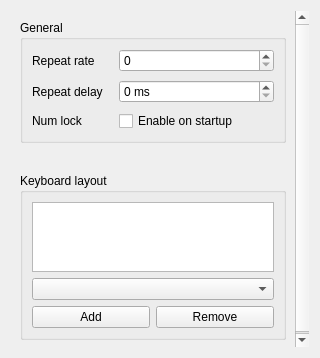
First picture: the form in src/keyboard.ui, repository labwc/labwc-tweaks, before the edit.
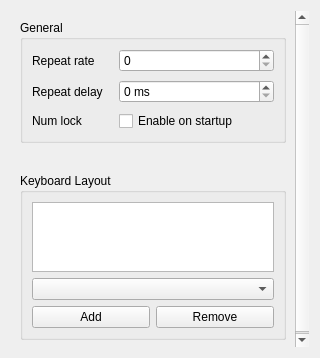
Second picture: the form after the edit.

Patch:
```diff
--- a/src/keyboard.ui
+++ b/src/keyboard.ui
@@ -80,7 +80,7 @@
        <item>
         <widget class="QGroupBox" name="groupBox_keyboardLayout">
          <property name="title">
-          <string>Keyboard layout</string>
+          <string>Keyboard Layout</string>
          </property>
          <layout class="QGridLayout" name="gridLayout_2">
           <item row="0" column="0" colspan="2">
```
